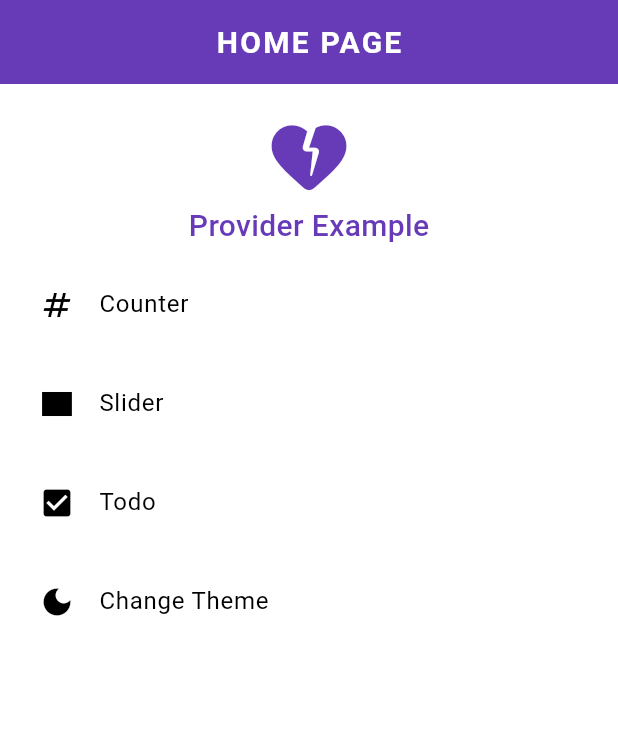
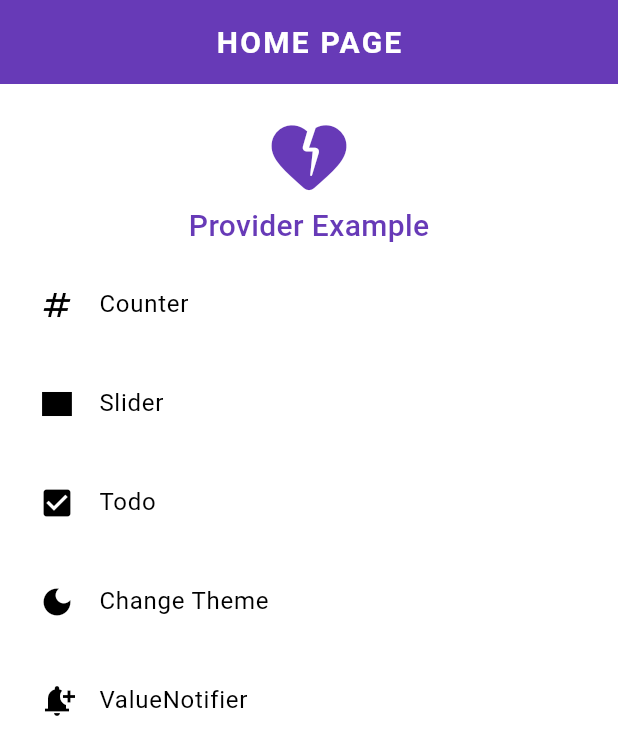
Before and after one commit to MrNitishroy/Provider-learn, a Flutter app: the screen it shows after launch, on a phone screen of 412 x 824 dp. Shown: the top 755 px of the screen. Run offline on Flutter 3.47's test engine with Material 3 defaults, Android fonts, the phone set to English and light mode, and no system bars; our stand-ins replace get.

Commit message:
Value Notifier

```diff
--- a/lib/HomePage.dart
+++ b/lib/HomePage.dart
@@ -3,6 +3,7 @@ import 'package:get/get.dart';
 import 'package:provider_learn/Examples/Counter/CounterPage.dart';
 import 'package:provider_learn/Examples/Slider/SliderExample.dart';
 import 'package:provider_learn/Examples/Todo/TodoPage.dart';
+import 'package:provider_learn/Examples/ValueNotifier/ValueNotifier.dart';
 
 import 'Examples/Theme/ThemeChanger.dart';
 
@@ -74,6 +75,16 @@ class HomePage extends StatelessWidget {
               leading: const Icon(Icons.dark_mode),
               title: const Text("Change Theme"),
             ),
+            const SizedBox(height: 10),
+            ListTile(
+              onTap: () {
+                Get.to(ValueNotifierPage());
+              },
+              splashColor: Colors.deepPurple.shade400,
+              tileColor: Colors.white,
+              leading: const Icon(Icons.notification_add),
+              title: const Text("ValueNotifier"),
+            ),
           ],
         ),
       ),
--- a/lib/main.dart
+++ b/lib/main.dart
@@ -2,7 +2,6 @@ import 'package:flutter/material.dart';
 import 'package:get/get_navigation/src/root/get_material_app.dart';
 import 'package:provider/provider.dart';
 import 'package:provider_learn/Configs/Theme.dart';
-import 'package:provider_learn/Examples/Todo/TodoPage.dart';
 import 'package:provider_learn/HomePage.dart';
 import 'package:provider_learn/Provider/CounterProvider.dart';
 import 'package:provider_learn/Provider/SliderProvider.dart';
```
Also changed, not shown: lib/Examples/Demo/DemoPage.dart (added, +19 -0 lines), lib/Examples/ValueNotifier/ValueNotifier.dart (added, +42 -0 lines), pubspec.lock.
